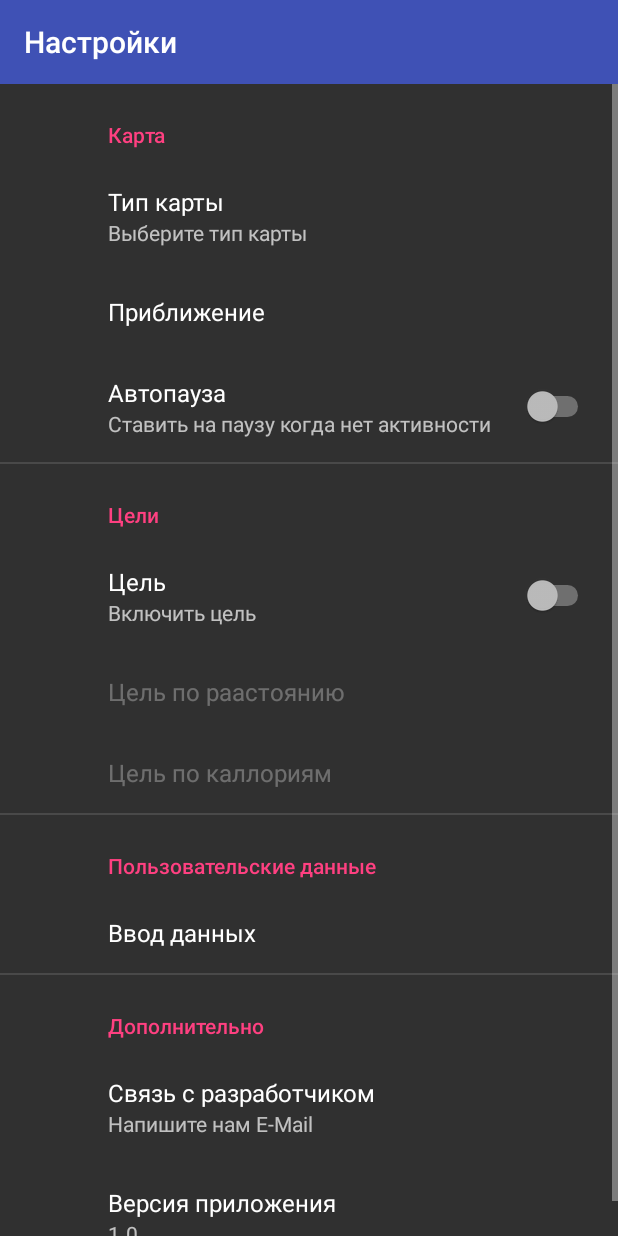
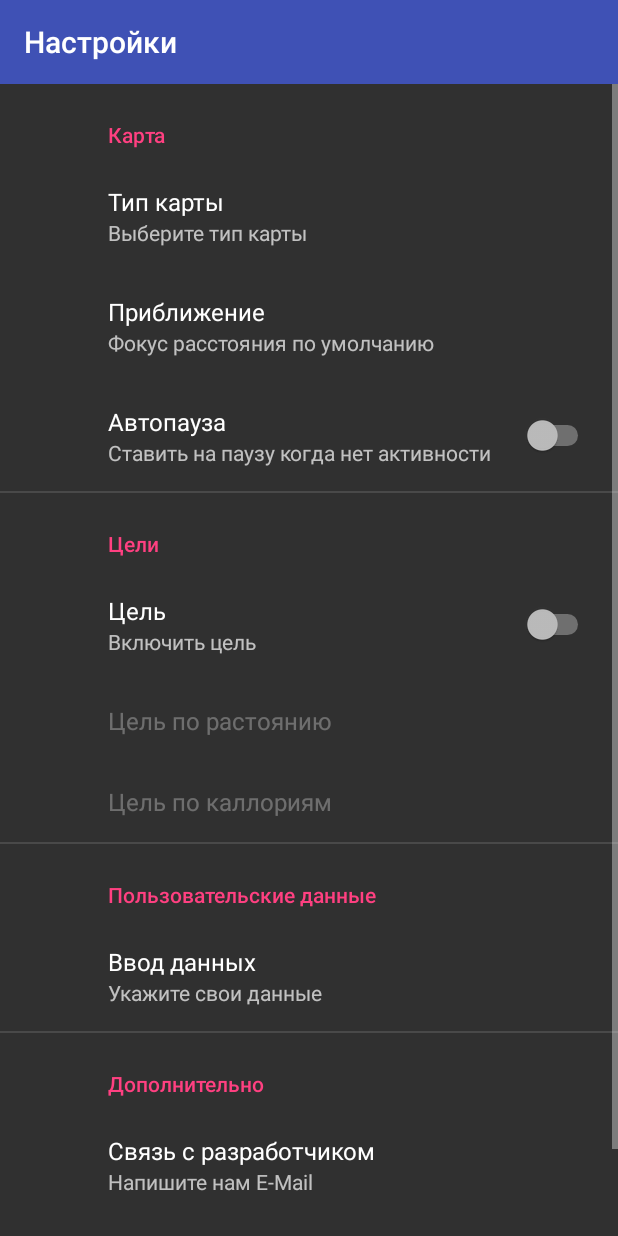
Before and after one commit to scnipper/Bicyclesport, an Android app: the screen it shows after launch (SettingsActivity), in the side drawer, after a tap on "Настройки", on a phone screen of 412 x 824 dp. Run offline under Robolectric (Android 15) with nearby library versions, the phone set to English and light mode, and no system bars; our stand-ins replace androidx.preference; 1 statement that could not run was skipped.

Commit message:
update preference's

```diff
--- a/app/src/main/java/me/creese/sport/map/MapWork.java
+++ b/app/src/main/java/me/creese/sport/map/MapWork.java
@@ -21,6 +21,7 @@ import me.creese.sport.map.gps.Gps;
 import me.creese.sport.map.gps.GpsListener;
 import me.creese.sport.models.RouteModel;
 import me.creese.sport.ui.activities.StartActivity;
+import me.creese.sport.util.Settings;
 
 
 public class MapWork implements OnMapReadyCallback, GpsListener, GoogleMap.OnMapClickListener, GoogleMap.OnMarkerDragListener {
@@ -61,6 +62,9 @@ public class MapWork implements OnMapReadyCallback, GpsListener, GoogleMap.OnMap
                     route.addPoint(latLng);
                 }
                 route.setMarker(model.isMarker());
+
+
+                //route.focusOnCenterRoute();
 
               /*  if (last != null) {
                     googleMap.animateCamera(CameraUpdateFactory.newLatLngZoom(last, 15));
@@ -135,7 +139,7 @@ public class MapWork implements OnMapReadyCallback, GpsListener, GoogleMap.OnMap
     public void onMapReady(final GoogleMap googleMap) {
 
         this.googleMap = googleMap;
-        googleMap.setMapType(GoogleMap.MAP_TYPE_TERRAIN);
+        googleMap.setMapType(Settings.TYPE_MAP);
         //currentRoute.setGoogleMap(googleMap);
 
         for (Route route : routes) {
@@ -156,7 +160,7 @@ public class MapWork implements OnMapReadyCallback, GpsListener, GoogleMap.OnMap
         if(routes.size() == 0) {
             if (startMarker != null) {
                 startMarker = googleMap.addMarker(new MarkerOptions().position(startMarker.getPosition()).icon(BitmapDescriptorFactory.defaultMarker(BitmapDescriptorFactory.HUE_VIOLET)));
-                googleMap.moveCamera(CameraUpdateFactory.newLatLngZoom(startMarker.getPosition(), 17));
+                googleMap.moveCamera(CameraUpdateFactory.newLatLngZoom(startMarker.getPosition(), Settings.ZOOM));
             } else showStartPosition();
         } else {
 
@@ -174,7 +178,7 @@ public class MapWork implements OnMapReadyCallback, GpsListener, GoogleMap.OnMap
     @Override
     public void whenFindStartPos(LatLng pos) {
         startMarker = googleMap.addMarker(new MarkerOptions().position(pos).icon(BitmapDescriptorFactory.defaultMarker(BitmapDescriptorFactory.HUE_VIOLET)));
-        googleMap.animateCamera(CameraUpdateFactory.newLatLngZoom(pos, 17));
+        googleMap.animateCamera(CameraUpdateFactory.newLatLngZoom(pos, Settings.ZOOM));
 
     }
 
--- a/app/src/main/java/me/creese/sport/map/Route.java
+++ b/app/src/main/java/me/creese/sport/map/Route.java
@@ -13,6 +13,7 @@ import com.google.android.gms.maps.CameraUpdateFactory;
 import com.google.android.gms.maps.GoogleMap;
 import com.google.android.gms.maps.model.BitmapDescriptorFactory;
 import com.google.android.gms.maps.model.LatLng;
+import com.google.android.gms.maps.model.LatLngBounds;
 import com.google.android.gms.maps.model.Marker;
 import com.google.android.gms.maps.model.MarkerOptions;
 import com.google.android.gms.maps.model.Polyline;
@@ -27,6 +28,7 @@ import me.creese.sport.R;
 import me.creese.sport.data.PointsTable;
 import me.creese.sport.data.RoutesTable;
 import me.creese.sport.models.RouteModel;
+import me.creese.sport.util.Settings;
 import me.creese.sport.util.UpdateInfo;
 import me.creese.sport.util.UserData;
 
@@ -132,9 +134,22 @@ public class Route {
         markers.add(googleMap.addMarker(markerOptions));
     }
 
+
+    /**
+     * Сделать фокус на точке
+     * @param point
+     */
     public void focusOnPoint(LatLng point) {
 
-        googleMap.moveCamera(CameraUpdateFactory.newLatLngZoom(point, 17));
+        googleMap.moveCamera(CameraUpdateFactory.newLatLngZoom(point, Settings.ZOOM));
+    }
+
+    /**
+     * Сделать фокус на центр маршрута
+     */
+    public void focusOnCenterRoute() {
+        googleMap.moveCamera(CameraUpdateFactory.newLatLngBounds(new LatLngBounds(lineOptions.getPoints().get(0),
+                lineOptions.getPoints().get(lineOptions.getPoints().size()-1)), 10));
     }
 
     /**
--- a/app/src/main/java/me/creese/sport/map/gps/Gps.java
+++ b/app/src/main/java/me/creese/sport/map/gps/Gps.java
@@ -64,7 +64,7 @@ public class Gps extends LocationCallback implements GpsStatus.Listener {
 
         this.mapWork = mapWork;
         locationRequest = LocationRequest.create();
-        locationRequest.setInterval(3000);
+        locationRequest.setInterval(5000);
         locationRequest.setPriority(LocationRequest.PRIORITY_HIGH_ACCURACY);
         locationRequest.setFastestInterval(500);
 
--- a/app/src/main/java/me/creese/sport/ui/activities/StartActivity.java
+++ b/app/src/main/java/me/creese/sport/ui/activities/StartActivity.java
@@ -3,6 +3,7 @@ package me.creese.sport.ui.activities;
 import android.app.Dialog;
 import android.content.DialogInterface;
 import android.content.Intent;
+import android.content.SharedPreferences;
 import android.os.Bundle;
 import android.support.annotation.NonNull;
 import android.support.annotation.Nullable;
@@ -12,6 +13,7 @@ import android.support.v4.view.GravityCompat;
 import android.support.v4.widget.DrawerLayout;
 import android.support.v7.app.AlertDialog;
 import android.support.v7.app.AppCompatActivity;
+import android.support.v7.preference.PreferenceManager;
 import android.util.Log;
 import android.view.MenuItem;
 import android.view.View;
@@ -21,7 +23,9 @@ import android.widget.TextView;
 
 import com.google.android.gms.maps.MapView;
 
+import java.util.Iterator;
 import java.util.List;
+import java.util.Map;
 
 import me.creese.sport.R;
 import me.creese.sport.map.MapWork;
@@ -29,6 +33,7 @@ import me.creese.sport.models.RideModel;
 import me.creese.sport.models.RouteAndRide;
 import me.creese.sport.models.RouteModel;
 import me.creese.sport.ui.fragments.StatFragment;
+import me.creese.sport.util.Settings;
 import me.creese.sport.util.UpdateInfo;
 
 public class StartActivity extends AppCompatActivity implements NavigationView.OnNavigationItemSelectedListener {
@@ -45,6 +50,8 @@ public class StartActivity extends AppCompatActivity implements NavigationView.O
         super.onCreate(savedInstanceState);
         Log.w(TAG, "onCreate: ");
         setContentView(R.layout.activity_start);
+
+        initPrefs();
 
         bottomMenu = findViewById(R.id.bottom_menu);
         if (savedInstanceState != null) {
@@ -83,6 +90,21 @@ public class StartActivity extends AppCompatActivity implements NavigationView.O
             if (mapWork.getRoutes().size() == 0) mapWork.showRoute(model);
         }
 
+    }
+
+    /**
+     * Инициализация настрек
+     */
+    private void initPrefs() {
+        SharedPreferences preferences = PreferenceManager.getDefaultSharedPreferences(this);
+
+        Map<String, ?> all = preferences.getAll();
+
+        for (Object obj : all.entrySet()) {
+            Map.Entry pair = (Map.Entry) obj;
+            Settings.init(String.valueOf(pair.getKey()), String.valueOf(pair.getValue()), this);
+
+        }
     }
 
 
--- a/app/src/main/java/me/creese/sport/ui/fragments/SettingsFragment.java
+++ b/app/src/main/java/me/creese/sport/ui/fragments/SettingsFragment.java
@@ -8,6 +8,9 @@ import android.os.Bundle;
 import android.support.annotation.NonNull;
 import android.support.annotation.Nullable;
 
+import android.support.v14.preference.SwitchPreference;
+import android.support.v7.preference.EditTextPreference;
+import android.support.v7.preference.ListPreference;
 import android.support.v7.preference.Preference;
 import android.support.v7.preference.PreferenceFragmentCompat;
 import android.util.Log;
@@ -20,10 +23,12 @@ import android.widget.ListView;
 import me.creese.sport.BuildConfig;
 import me.creese.sport.R;
 import me.creese.sport.ui.activities.EnterDataUserActivity;
+import me.creese.sport.util.Settings;
 
 import static android.support.constraint.Constraints.TAG;
 
 public class SettingsFragment extends PreferenceFragmentCompat {
+
     @Override
     public void onCreate(@Nullable Bundle savedInstanceState) {
         super.onCreate(savedInstanceState);
@@ -37,15 +42,46 @@ public class SettingsFragment extends PreferenceFragmentCompat {
         version_app.setSummary(BuildConfig.VERSION_NAME);
 
 
+        SwitchPreference goal = (SwitchPreference) findPreference(getString(R.string.pref_goal_switch));
+
+        checkGoal(goal);
+
+    }
+
+    private void checkGoal(SwitchPreference goal) {
+        EditTextPreference dist = (EditTextPreference) findPreference(getString(R.string.pref_goal_cal));
+        EditTextPreference cal = (EditTextPreference) findPreference(getString(R.string.pref_goal_dist));
+
+        dist.setEnabled(goal.isChecked());
+        cal.setEnabled(goal.isChecked());
     }
 
     @Override
     public boolean onPreferenceTreeClick(Preference preference) {
-        switch (preference.getKey()) {
-            case "enter_data":
-                preference.getContext().startActivity(new Intent(getContext(),EnterDataUserActivity.class));
-                break;
+        Log.w(TAG, "onPreferenceTreeClick: "+preference );
+        String key = preference.getKey();
+
+        if(key.equals(getString(R.string.pref_enter_data))) {
+            preference.getContext().startActivity(new Intent(getContext(),EnterDataUserActivity.class));
         }
+        if(key.equals(getString(R.string.pref_goal_switch))) {
+            checkGoal((SwitchPreference) preference);
+        }
+
+        String value = null;
+
+        if(preference instanceof ListPreference) {
+            value = ((ListPreference) preference).getValue();
+        }
+
+        if(preference instanceof SwitchPreference) {
+            value = String.valueOf(((SwitchPreference) preference).isChecked());
+        }
+
+
+        Settings.init(key,value,getContext());
+
+
         return super.onPreferenceTreeClick(preference);
 
     }
--- /dev/null
+++ b/app/src/main/java/me/creese/sport/util/Settings.java
@@ -0,0 +1,25 @@
+package me.creese.sport.util;
+
+import android.content.Context;
+
+import com.google.android.gms.maps.GoogleMap;
+
+import me.creese.sport.R;
+
+public class Settings {
+    public static int TYPE_MAP = GoogleMap.MAP_TYPE_NORMAL;
+    public static int ZOOM = 17;
+    public static boolean AUTO_PAUSE = false;
+
+    public static void init(String key,String value, Context context) {
+        if(key.equals(context.getResources().getString(R.string.pref_type_map))) {
+            TYPE_MAP = Integer.valueOf(value);
+        }
+        if(key.equals(context.getResources().getString(R.string.pref_zoom))) {
+            ZOOM = Integer.valueOf(value);
+        }
+        if(key.equals(context.getResources().getString(R.string.pref_autopause))) {
+            AUTO_PAUSE = Boolean.valueOf(value);
+        }
+    }
+}
--- a/app/src/main/res/values/arrays.xml
+++ b/app/src/main/res/values/arrays.xml
@@ -1,9 +1,9 @@
 <?xml version="1.0" encoding="utf-8"?>
 <resources>
     <string-array name="type_map">
-        <item>гибрид</item>
-        <item>спутник</item>
-        <item>схема</item>
+        <item>Гибрид</item>
+        <item>Спутник</item>
+        <item>Схема</item>
     </string-array>
     <string-array name="sex_array">
         <item>Мужской</item>
@@ -14,6 +14,19 @@
         <item>MEN</item>
         <item>FEM</item>
     </string-array>
-    <string-array name="zoom_map">awdawddw</string-array>
-    <string-array name="zoom_map_values">faawgawg</string-array>
+    <string-array name="zoom_map">
+        <item>Близко</item>
+        <item>Нормально</item>
+        <item>Далеко</item>
+    </string-array>
+    <string-array name="zoom_map_values">
+        <item>20</item>
+        <item>17</item>
+        <item>14</item>
+    </string-array>
+    <string-array name="type_map_val">
+        <item>4</item>
+        <item>2</item>
+        <item>1</item>
+    </string-array>
 </resources>
--- /dev/null
+++ b/app/src/main/res/values/keys_pref.xml
@@ -0,0 +1,9 @@
+<?xml version="1.0" encoding="utf-8"?>
+<resources>
+    <string name="pref_type_map">type_map</string>
+    <string name="pref_enter_data">enter_data</string>
+    <string name="pref_zoom">zoom</string>
+    <string name="pref_autopause">autopause</string>
+    <string name="pref_goal_switch">goal_switch</string>
+    <string name="pref_goal_dist">goal_dist</string>
+</resources>
--- a/app/src/main/res/values/strings.xml
+++ b/app/src/main/res/values/strings.xml
@@ -18,5 +18,7 @@
     <string name="are_you_sure_to_exit">Вы уверены что хотите выйти?</string>
     <string name="yes">Да</string>
     <string name="no">Нет</string>
+    <string name="pref_goal_cal">goal_cal</string>
+
 
 </resources>
--- a/app/src/main/res/xml/preferences.xml
+++ b/app/src/main/res/xml/preferences.xml
@@ -1,26 +1,27 @@
 <?xml version="1.0" encoding="utf-8"?>
 <PreferenceScreen xmlns:android="http://schemas.android.com/apk/res/android"
-    xmlns:app="http://schemas.android.com/apk/res-auto"
     android:title="@string/settings_app">
     <PreferenceCategory android:title="Карта">
 
         <ListPreference
+            android:defaultValue="1"
             android:entries="@array/type_map"
-            android:entryValues="@array/type_map"
-            android:key="type_map"
+            android:entryValues="@array/type_map_val"
+            android:key="@string/pref_type_map"
             android:summary="Выберите тип карты"
             android:title="Тип карты">
 
         </ListPreference>
         <ListPreference
-            android:defaultValue="1"
+            android:defaultValue="17"
             android:entries="@array/zoom_map"
             android:entryValues="@array/zoom_map_values"
-            android:key="list_preference_1"
+            android:key="@string/pref_zoom"
+            android:summary="Фокус расстояния по умолчанию"
             android:title="Приближение" />
         <SwitchPreference
             android:defaultValue="false"
-            android:key="switch_preference_1"
+            android:key="@string/pref_autopause"
             android:summary="Ставить на паузу когда нет активности"
             android:title="Автопауза" />
     </PreferenceCategory>
@@ -28,35 +29,38 @@
 
         <SwitchPreference
             android:defaultValue="false"
-            android:key="switch_preference_1"
+            android:key="@string/pref_goal_switch"
             android:summary="Включить цель"
             android:title="Цель" />
+
         <EditTextPreference
-            android:defaultValue="Default value"
-            android:enabled="false"
-            android:key="edit_text_preference_1"
+            android:defaultValue="0"
+            android:key="@string/pref_goal_dist"
+            android:numeric="signed"
             android:selectAllOnFocus="true"
             android:singleLine="true"
-            android:title="Цель по раастоянию" />
+            android:title="Цель по растоянию" />
         <EditTextPreference
-            android:defaultValue="Default value"
-            android:enabled="false"
-            android:key="edit_text_preference_1"
+            android:defaultValue="0"
+            android:key="@string/pref_goal_cal"
+            android:numeric="signed"
             android:selectAllOnFocus="true"
             android:singleLine="true"
             android:title="Цель по каллориям" />
     </PreferenceCategory>
-    <PreferenceCategory
-        android:title="@string/user_data">
 
-        <Preference android:title="Ввод данных"
-            android:key="enter_data"/>
+    <PreferenceCategory android:title="@string/user_data">
+
+        <Preference
+            android:key="@string/pref_enter_data"
+            android:summary="Укажите свои данные"
+            android:title="Ввод данных" />
 
     </PreferenceCategory>
     <PreferenceCategory android:title="Дополнительно">
         <Preference
-            android:title="Связь с разработчиком"
-            android:summary="Напишите нам E-Mail"/>
+            android:summary="Напишите нам E-Mail"
+            android:title="Связь с разработчиком" />
         <Preference
             android:key="version_app"
             android:summary="1.0.1"
```
